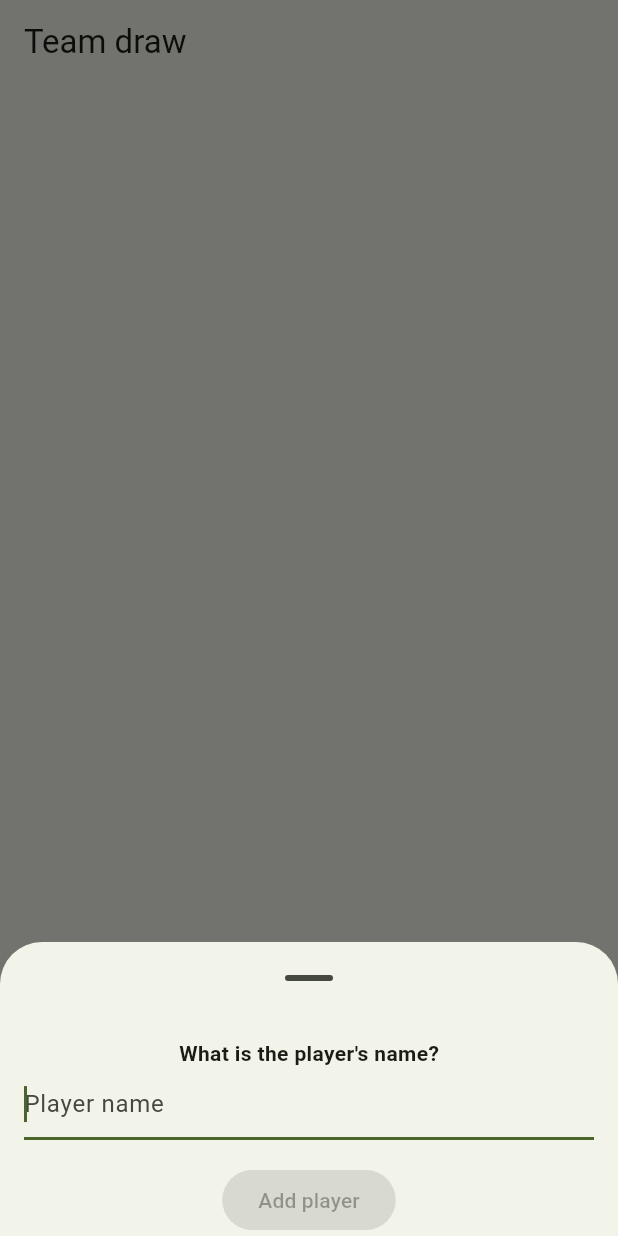
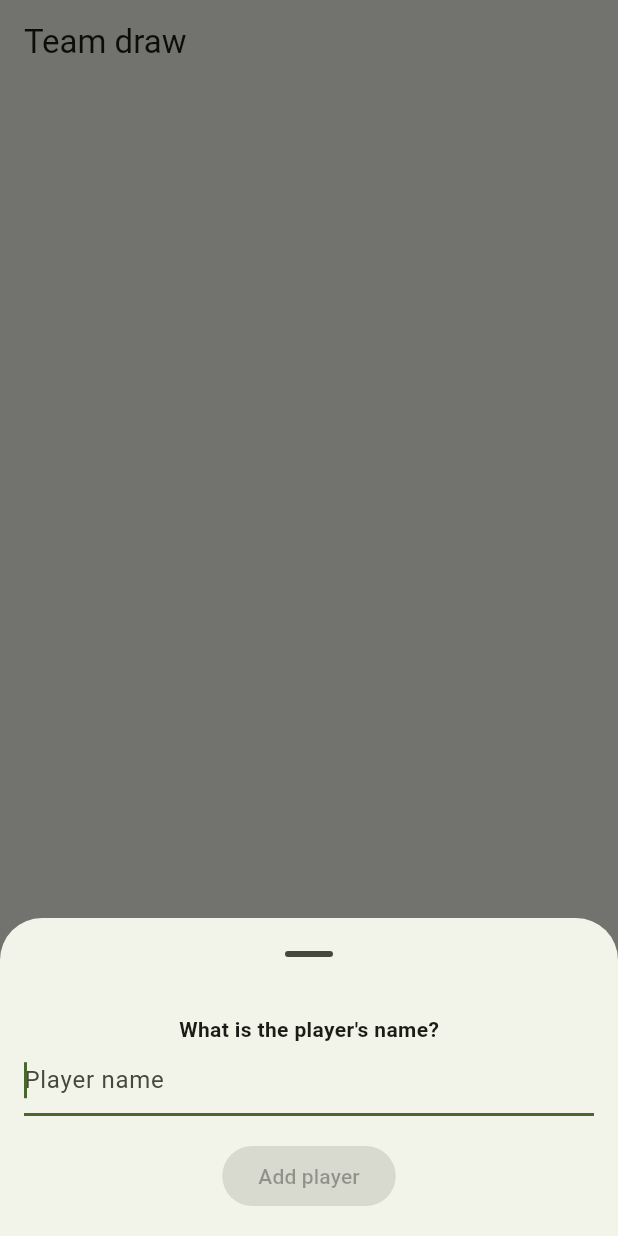
Before and after one commit to jvretamero/team_up, a Flutter app: the screen it shows after launch, after a tap on the "add" icon, on a phone screen of 412 x 824 dp. Run offline on Flutter 3.47's test engine with Material 3 defaults, Android fonts, the phone set to English and light mode, and no system bars.

Commit message:
Base bottom sheet widget

```diff
--- /dev/null
+++ b/lib/components/bottom_sheet_base.dart
@@ -0,0 +1,22 @@
+import 'package:flutter/material.dart';
+
+class BottomSheetBase extends StatelessWidget {
+  final Widget child;
+
+  const BottomSheetBase({super.key, required this.child});
+
+  @override
+  Widget build(BuildContext context) {
+    return SingleChildScrollView(
+      child: Padding(
+        padding: EdgeInsets.only(
+          bottom: MediaQuery.of(context).viewInsets.bottom + 16.0,
+          left: 16.0,
+          right: 16.0,
+          top: 16.0,
+        ),
+        child: child,
+      ),
+    );
+  }
+}
--- a/lib/components/new_player_sheet.dart
+++ b/lib/components/new_player_sheet.dart
@@ -1,4 +1,5 @@
 import 'package:flutter/material.dart';
+import 'package:teamup/components/bottom_sheet_base.dart';
 
 class NewPlayerSheet extends StatefulWidget {
   final Function(String) onPlayer;
@@ -37,14 +38,7 @@ class _NewPlayerSheetState extends State<NewPlayerSheet> {
 
   @override
   Widget build(BuildContext context) {
-    return SingleChildScrollView(
-      child: Padding(
-        padding: EdgeInsets.only(
-          bottom: MediaQuery.of(context).viewInsets.bottom,
-          left: 16.0,
-          right: 16.0,
-          top: 16.0,
-        ),
+    return BottomSheetBase(
       child: Column(
         children: [
           const Text(
@@ -74,7 +68,6 @@ class _NewPlayerSheetState extends State<NewPlayerSheet> {
           )
         ],
       ),
-      ),
     );
   }
 
```
Lines whose indentation alone changed are shown as unchanged.
